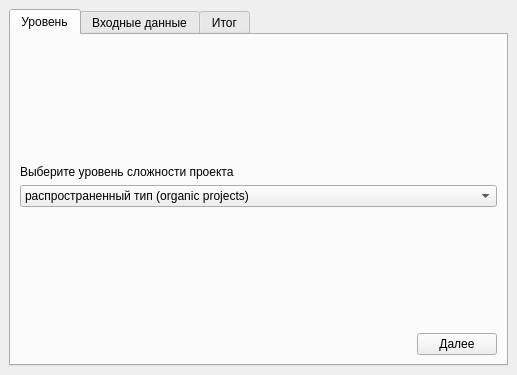
This is viewsQT/cocomo-base.ui in sibgatulin-danila/cocomo-calculator as Qt 5 draws it before an edit. The edited form follows.
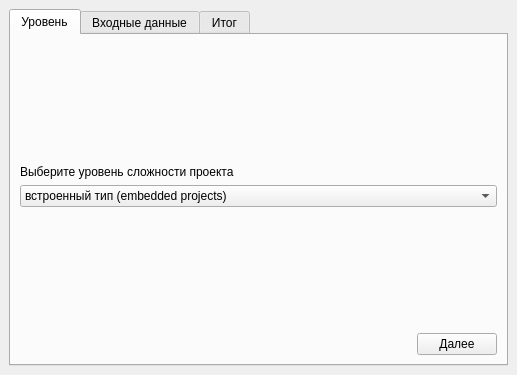
This is the edited form. The open tabs and pages were chosen to show the change.

What changed in the file:
```diff
--- a/viewsQT/cocomo-base.ui
+++ b/viewsQT/cocomo-base.ui
@@ -53,6 +53,9 @@
         </item>
         <item>
          <widget class="QComboBox" name="comboBox">
+          <property name="currentIndex">
+           <number>1</number>
+          </property>
           <item>
            <property name="text">
             <string>распространенный тип (organic projects)</string>
@@ -60,7 +63,7 @@
           </item>
           <item>
            <property name="text">
-            <string> встроенный тип (embedded projects)</string>
+            <string>встроенный тип (embedded projects)</string>
            </property>
           </item>
           <item>
```
Left out of the diff: 2 changed lines with no effect on the pictures.
